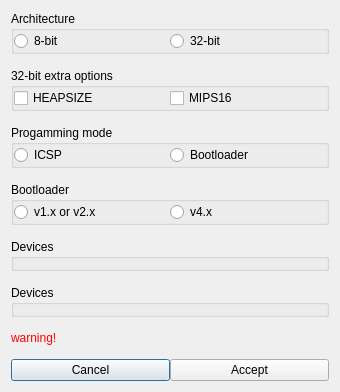
Qt form qtgui/frames/board_config.ui (PinguinoIDE/pinguino-ide) before a commit.
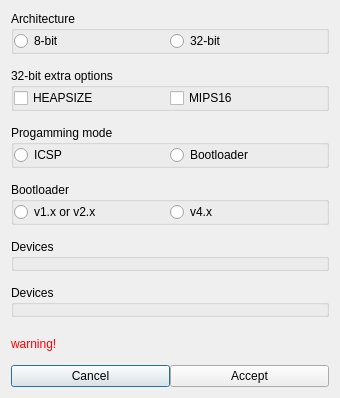
The same form after that commit.

What changed in the file:
```diff
--- a/qtgui/frames/board_config.ui
+++ b/qtgui/frames/board_config.ui
@@ -7,7 +7,7 @@
     <x>0</x>
     <y>0</y>
     <width>336</width>
-    <height>382</height>
+    <height>398</height>
    </rect>
   </property>
   <property name="windowTitle">
```
Left out of the diff: 52 changed lines with no effect on the pictures.
